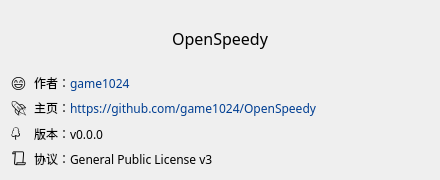
Old version of the form aboutdialog.ui in the repository zxlhhyccc/OpenSpeedy.
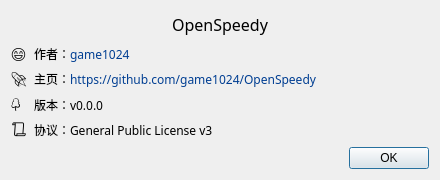
New version of the form.

Diff of the .ui file:
```diff
--- a/aboutdialog.ui
+++ b/aboutdialog.ui
@@ -173,6 +173,13 @@
      </item>
     </layout>
    </item>
+   <item>
+    <widget class="QDialogButtonBox" name="buttonBox">
+     <property name="standardButtons">
+      <set>QDialogButtonBox::Ok</set>
+     </property>
+    </widget>
+   </item>
   </layout>
  </widget>
  <resources/>
```
Left out of the diff: 19 changed lines with no effect on the pictures.
